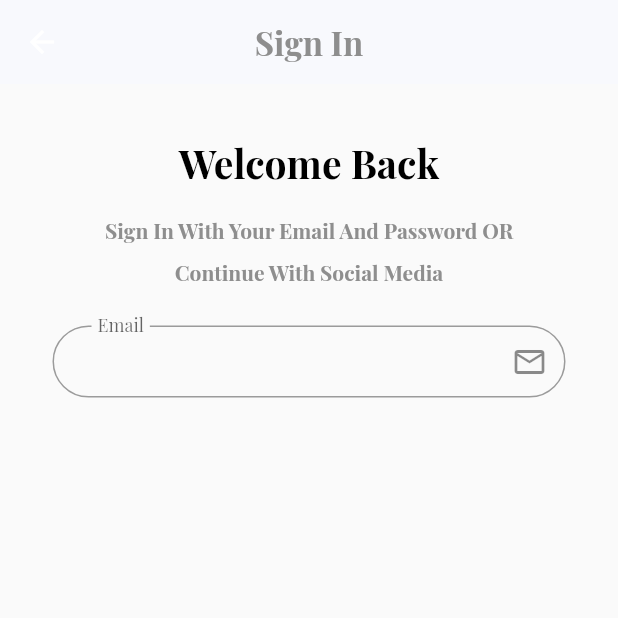
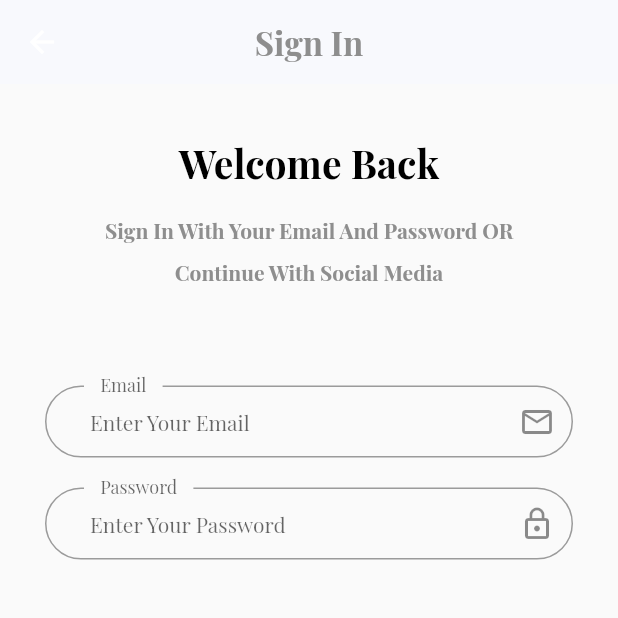
Before and after one commit to waelabouhamza/ecommercecourse, a Flutter app: the Login screen opened by its route, on a phone screen of 412 x 824 dp, the top half of it. Run offline on Flutter 3.47's test engine with Material 2 defaults, Android fonts, the phone set to English and light mode, and no system bars; our stand-ins replace get, shared_preferences; accounts and stored records are empty; project files that could hold a hidden picture were left out.

Commit message:
lesson 15

```diff
--- a/lib/view/screen/auth/login.dart
+++ b/lib/view/screen/auth/login.dart
@@ -1,4 +1,7 @@
 import 'package:ecommercecourse/core/constant/color.dart';
+import 'package:ecommercecourse/view/widget/auth/customtextbodyauth.dart';
+import 'package:ecommercecourse/view/widget/auth/customtextformauth.dart';
+import 'package:ecommercecourse/view/widget/auth/customtexttitleauth.dart';
 import 'package:flutter/material.dart';
 
 class Login extends StatelessWidget {
@@ -18,36 +21,27 @@ class Login extends StatelessWidget {
                 .copyWith(color: AppColor.grey)),
       ),
       body: Container(
-        padding: const EdgeInsets.symmetric(vertical: 15 , horizontal: 35),
-        child: ListView(children: [
-          const SizedBox(height: 20),
-          Text(
-            "Welcome Back",
-            textAlign: TextAlign.center,
-            style: Theme.of(context).textTheme.headline2,
+        padding: const EdgeInsets.symmetric(vertical: 15, horizontal: 30),
+        child: ListView(children: const [
+          SizedBox(height: 20),
+          CustomTextTitleAuth(text: "Welcome Back"),
+          SizedBox(height: 10),
+          CustomTextBodyAuth(
+              text:
+                  "Sign In With Your Email And Password OR Continue With Social Media"),
+          SizedBox(height: 65),
+          CustonTextFormAuth(
+            hinttext: "Enter Your Email",
+            iconData: Icons.email_outlined,
+            labeltext: "Email",
+            // mycontroller: ,
           ),
-          const SizedBox(height: 10),
-          Container(
-            margin: const EdgeInsets.symmetric(horizontal: 25),
-            child: Text(
-              "Sign In With Your Email And Password OR Continue With Social Media",
-              textAlign: TextAlign.center,
-              style: Theme.of(context).textTheme.bodyText1,
-            ),
-          ),
-          const SizedBox(height: 25),
-          TextFormField(
-
-            decoration: InputDecoration(
-              floatingLabelBehavior: FloatingLabelBehavior.always,
-              contentPadding: EdgeInsets.symmetric(vertical: 5 , horizontal: 30),
-              label: Text("Email"),
-              suffixIcon: Icon(Icons.email_outlined),
-              border: OutlineInputBorder(
-                borderRadius: BorderRadius.circular(30)
-              )
-            ),
-          )
+          CustonTextFormAuth(
+            hinttext: "Enter Your Password",
+            iconData: Icons.lock_outline,
+            labeltext: "Password",
+            // mycontroller: ,
+          )  ,
         ]),
       ),
     );
--- /dev/null
+++ b/lib/view/widget/auth/customtextbodyauth.dart
@@ -0,0 +1,18 @@
+import 'package:flutter/material.dart';
+
+class CustomTextBodyAuth extends StatelessWidget {
+  final String text;
+  const CustomTextBodyAuth({Key? key, required this.text}) : super(key: key);
+
+  @override
+  Widget build(BuildContext context) {
+    return Container(
+      margin: const EdgeInsets.symmetric(horizontal: 25),
+      child: Text(
+        text,
+        textAlign: TextAlign.center,
+        style: Theme.of(context).textTheme.bodyText1,
+      ),
+    );
+  }
+}
--- /dev/null
+++ b/lib/view/widget/auth/customtextformauth.dart
@@ -0,0 +1,38 @@
+import 'package:flutter/material.dart';
+
+class CustonTextFormAuth extends StatelessWidget {
+  final String hinttext;
+  final String labeltext;
+  final IconData iconData;
+  final TextEditingController? mycontroller;
+
+  const CustonTextFormAuth(
+      {Key? key,
+      required this.hinttext,
+      required this.labeltext,
+      required this.iconData,
+      this.mycontroller})
+      : super(key: key);
+
+  @override
+  Widget build(BuildContext context) {
+    return Container(
+      margin: const EdgeInsets.only(bottom: 20),
+      child: TextFormField(
+        controller: mycontroller,
+        decoration: InputDecoration(
+            hintText: hinttext,
+            hintStyle: const TextStyle(fontSize: 14),
+            floatingLabelBehavior: FloatingLabelBehavior.always,
+            contentPadding:
+                const EdgeInsets.symmetric(vertical: 5, horizontal: 30),
+            label: Container(
+                margin: const EdgeInsets.symmetric(horizontal: 9),
+                child: Text(labeltext)),
+            suffixIcon: Icon(iconData),
+            border:
+                OutlineInputBorder(borderRadius: BorderRadius.circular(30))),
+      ),
+    );
+  }
+}
--- /dev/null
+++ b/lib/view/widget/auth/customtexttitleauth.dart
@@ -0,0 +1,15 @@
+import 'package:flutter/material.dart';
+
+class CustomTextTitleAuth extends StatelessWidget {
+  final String text;
+  const CustomTextTitleAuth({Key? key, required this.text}) : super(key: key);
+
+  @override
+  Widget build(BuildContext context) {
+    return Text(
+      text,
+      textAlign: TextAlign.center,
+      style: Theme.of(context).textTheme.headline2,
+    );
+  }
+}
```
